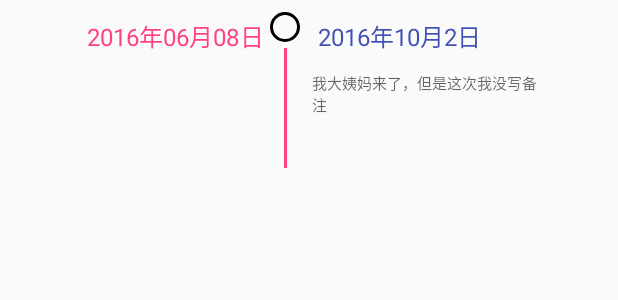
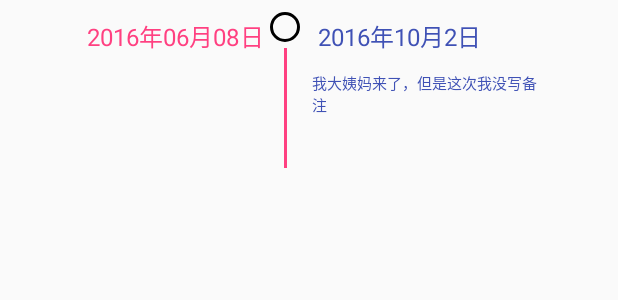
Before and after one commit to IvenOne/AndroidAdvance, an Android app: the layout menstruation_item_view.xml on its own in the app's theme, with its tools: preview values and no code run, on a phone screen of 412 x 824 dp. Shown: the top 300 px of the screen. Run offline under Robolectric (Android 15) with nearby library versions, the phone set to English and light mode, and no system bars.

Commit message:
程序1.1发布

```diff
--- a/app/src/main/java/com/iven/i7helper/util/LocationUtil.java
+++ b/app/src/main/java/com/iven/i7helper/util/LocationUtil.java
@@ -14,6 +14,7 @@ import com.iven.i7helper.bean.LocationBean;
 import com.iven.i7helper.main.I7HelperApplication;
 
 import java.util.ArrayList;
+import java.util.Date;
 import java.util.List;
 
 /**
@@ -47,6 +48,7 @@ public class LocationUtil {
                 } else {
                     locationInfo.setLoc_type("未知");
                 }
+                locationInfo.setCurrent_date(new Date());
 //                ToolUtil.showMessage(I7HelperApplication.getContext(),locationInfo.getCurrent()+"定位方式："+locationInfo.getLoc_type());
                 locationInfo.save();
             }
--- a/app/src/main/res/layout/menstruation_item_view.xml
+++ b/app/src/main/res/layout/menstruation_item_view.xml
@@ -66,6 +66,7 @@
             android:layout_height="wrap_content"
             android:layout_marginTop="8dp"
             android:hint="@string/menstruation_item_remarks"
+            android:textColorHint="@color/colorPrimary"
             android:textColor="@color/colorPrimary"
             android:textSize="10sp" />
     </LinearLayout>
```
